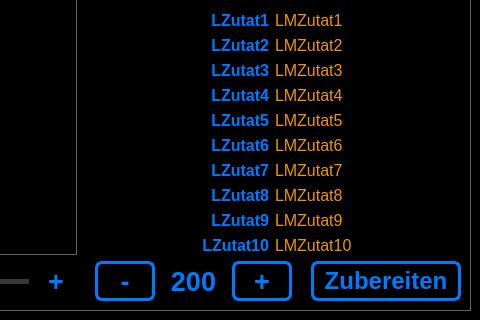
Before: the Qt Designer form ui_elements/Cocktailmanager_2.ui in AndreWohnsland/CocktailBerry, drawn with Qt 5; both pictures show x 320 to 800 and y 160 to 480 of the 800 by 480 pixel window.
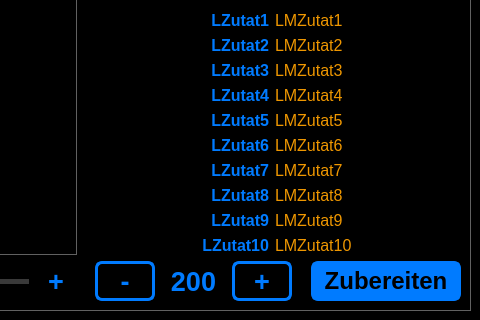
After: the same form once the commit is applied. Custom widgets are drawn as their Qt base class.

Commit message: Adjusted Ui styles

```diff
--- a/ui_elements/Cocktailmanager_2.ui
+++ b/ui_elements/Cocktailmanager_2.ui
@@ -184,18 +184,6 @@
     border: 1px solid  rgb(97, 97, 97);
 }
 
-#LEGehaltRezept{
-	color: rgb(239, 151, 0);
-}
-
-#LEZutatRezept{
-	color: rgb(239, 151, 0);
-}
-
-#LAlkoholgehalt{
-	color: rgb(239, 151, 0);
-}
-
 #LKommentar{
 	color: rgb(211, 211, 211);
 }
@@ -204,75 +192,34 @@
 	color: rgb(170, 170, 170);
 }
 
-#LECocktail{
-	color: rgb(239, 151, 0);
-}
-
-#LEFlaschenvolumen{
-	color: rgb(239, 151, 0);
-}
-
 #MakerLMenge{
 	color:rgb(255, 255, 255);
 }
 
-#LRHandAdd{
+#LEGehaltRezept, #LEZutatRezept, #LEFlaschenvolumen, #LRHandAdd, #LECocktail, #LAlkoholgehalt{
 	color: rgb(239, 151, 0);
 }
 
-#LMZutat1 {
+#LMZutat1, #LMZutat2, #LMZutat3, #LMZutat4, #LMZutat5, #LMZutat6, #LMZutat7, #LMZutat8, #LMZutat9, #LMZutat10, #LER1, #LER2, #LER3, #LER4, #LER5, #LER6, #LER7, #LER8 {
 	color: rgb(239, 151, 0);
 }
-#LMZutat2 {
-	color: rgb(239, 151, 0);
+
+/* Inverted button style */
+#PBZubereiten_custom, #PBZutathinzu, #PBRezepthinzu, #PBZeinzelnd, #PBAvailable, #PBFlanwenden {
+	background-color: rgb(0, 123, 255);  
+	color: rgb(0, 0, 0);
+    border-width: 3px;
+	border-color: rgb(0, 123, 255);
+	border-style: solid;
+	border-radius: 7;
+	padding: 3px;
+	padding-left: 5px;
+	padding-right: 5px;
 }
-#LMZutat3 {
-	color: rgb(239, 151, 0);
-}
-#LMZutat4 {
-	color: rgb(239, 151, 0);
-}
-#LMZutat5 {
-	color: rgb(239, 151, 0);
-}
-#LMZutat6 {
-	color: rgb(239, 151, 0);
-}
-#LMZutat7 {
-	color: rgb(239, 151, 0);
-}
-#LMZutat8 {
-	color: rgb(239, 151, 0);
-}
-#LMZutat9 {
-	color: rgb(239, 151, 0);
-}
-#LMZutat10 {
-	color: rgb(239, 151, 0);
-}
-#LER1 {
-	color: rgb(239, 151, 0);
-}
-#LER2 {
-	color: rgb(239, 151, 0);
-}
-#LER3 {
-	color: rgb(239, 151, 0);
-}
-#LER4 {
-	color: rgb(239, 151, 0);
-}
-#LER5 {
-	color: rgb(239, 151, 0);
-}
-#LER6 {
-	color: rgb(239, 151, 0);
-}
-#LER7 {
-	color: rgb(239, 151, 0);
-}
-#LER8 {
-	color: rgb(239, 151, 0);
+
+#PBZubereiten_custom:pressed, #PBZutathinzu:pressed, #PBRezepthinzu:pressed,#PBZeinzelnd:pressed, #PBAvailable:pressed, #PBFlanwenden:pressed {
+	background-color: rgb(239, 151, 0);	
+	border-color: rgb(239, 151, 0);	
 }
 </string>
   </property>
```
The commit also changes 7 other files.
